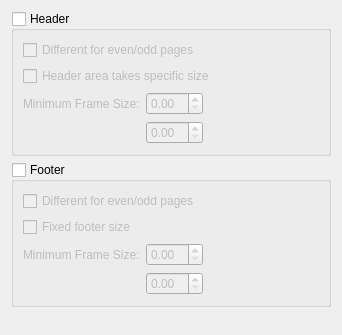
This is kword/part/dialogs/KWHeaderFooter.ui in KDE/koffice as Qt 5 draws it before an edit. The edited form follows.
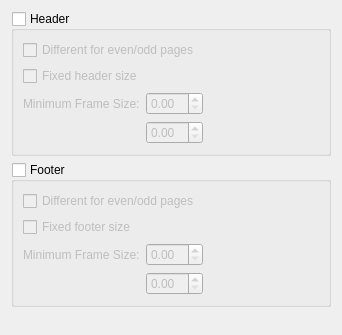
This is the edited form. Custom widgets are drawn as their Qt base class.

Commit message: Make text consistent

```diff
--- a/kword/part/dialogs/KWHeaderFooter.ui
+++ b/kword/part/dialogs/KWHeaderFooter.ui
@@ -36,7 +36,7 @@
       <item row="1" column="0" colspan="3">
        <widget class="QCheckBox" name="headerFixed">
         <property name="text">
-         <string>Header area takes specific size</string>
+         <string>Fixed header size</string>
         </property>
        </widget>
       </item>
```
